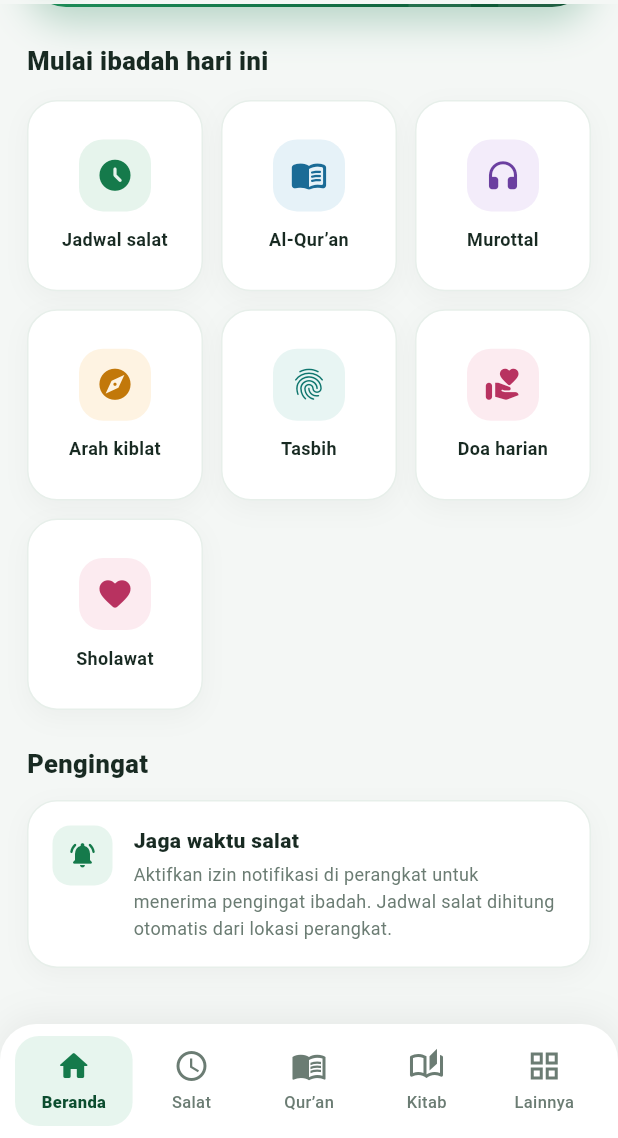
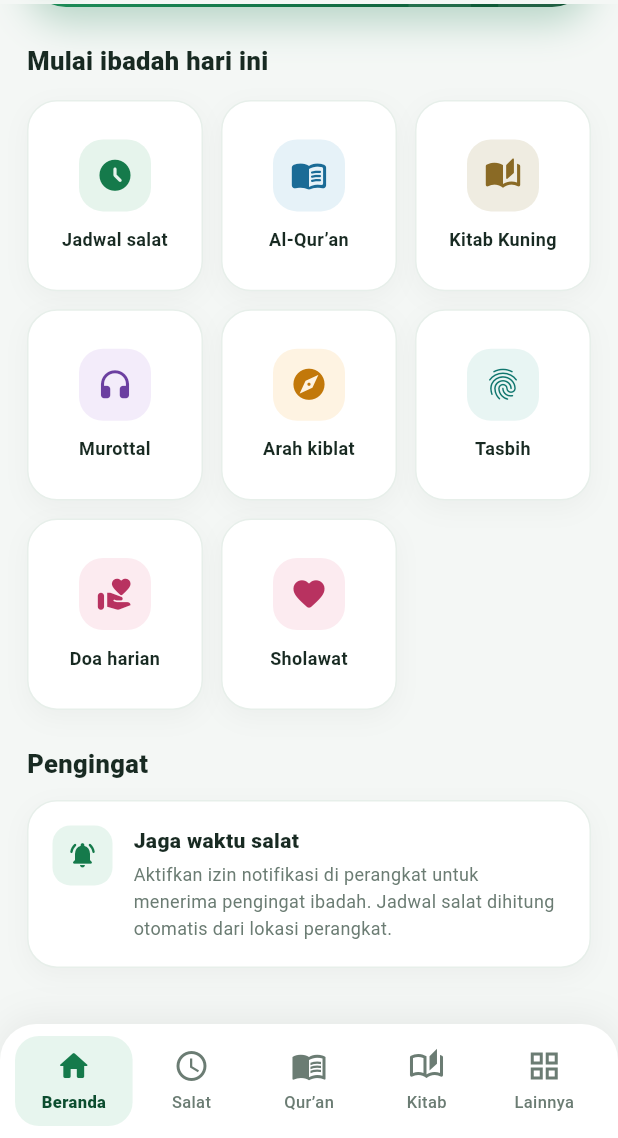
Before and after one commit to harmanibike/Muslimku, a Flutter app: the screen it shows after launch, scrolled down 243 dp, on a phone screen of 412 x 824 dp, the part 98-1236 px from its top. Run offline on Flutter 3.47's test engine with Material 3 defaults, Android fonts, the phone set to English and light mode, and no system bars; our stand-ins replace audioplayers, file_picker, flutter_compass, flutter_local_notifications, geolocator, shared_preferences and 1 more.

Commit message:
Add kitab menu to home screen

```diff
--- a/lib/main.dart
+++ b/lib/main.dart
@@ -519,6 +519,7 @@ class _HomePageState extends State<HomePage> {
           children: [
             QuickTile('Jadwal salat', Icons.access_time_filled_rounded, const Color(0xFFE6F4EC), green, () => widget.onSelectTab(1)),
             QuickTile('Al-Qur’an', Icons.menu_book_rounded, const Color(0xFFE6F2F8), const Color(0xFF1A6B96), () => widget.onSelectTab(2)),
+            QuickTile('Kitab Kuning', Icons.auto_stories_rounded, const Color(0xFFEFECE1), const Color(0xFF8A6A25), () => _push(context, 'Kitab Kuning Pesantren', const KitabListPage())),
             QuickTile('Murottal', Icons.headphones_rounded, const Color(0xFFF3ECFA), const Color(0xFF6B3FA0), () => widget.onSelectTab(2)),
             QuickTile('Arah kiblat', Icons.explore_rounded, const Color(0xFFFEF3E2), const Color(0xFFC2780A), () => _push(context, 'Arah Kiblat', const QiblaPage())),
             QuickTile('Tasbih', Icons.fingerprint_rounded, const Color(0xFFE8F5F3), const Color(0xFF0F766E), () => _push(context, 'Tasbih Digital', const TasbihPage())),
```
